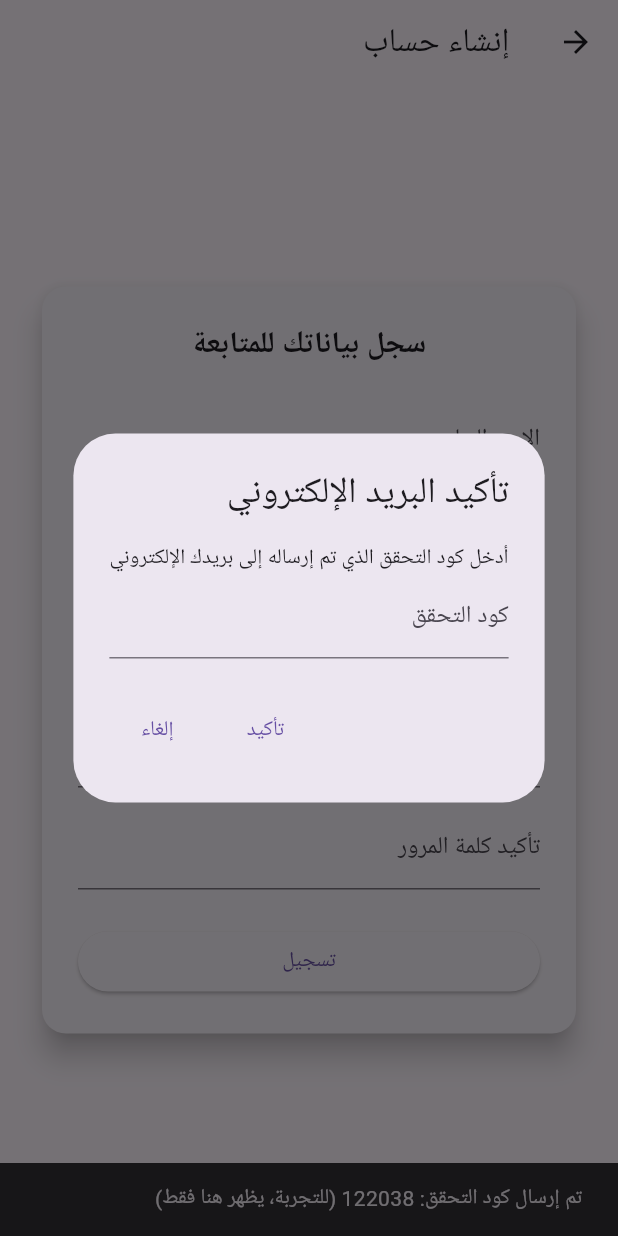
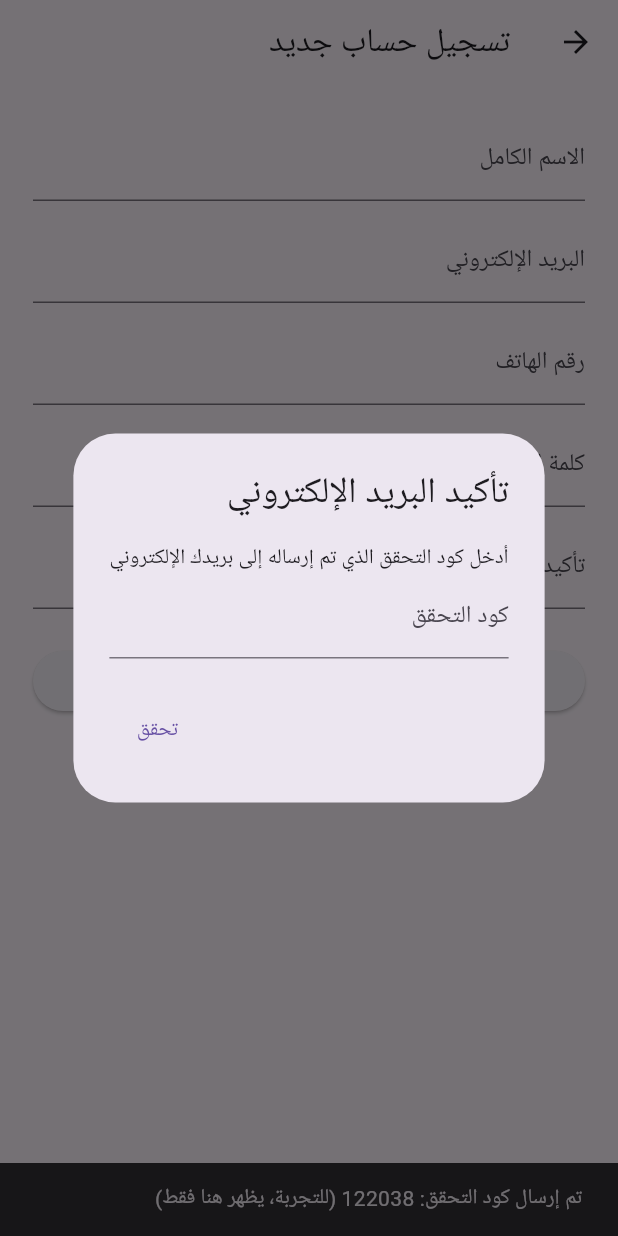
Before and after one commit to mo7-mad/project_Zaytooon, a Flutter app: the SignupScreen screen opened by its route, after a tap on "تسجيل", on a phone screen of 412 x 824 dp. Run offline on Flutter 3.47's test engine with Material 3 defaults, Android fonts, the light colour scheme and no system bars; our stand-ins replace shared_preferences; accounts and stored records are empty.

Commit message:
اصلاحات

```diff
--- a/lib/screens/signup_screen.dart
+++ b/lib/screens/signup_screen.dart
@@ -1,9 +1,10 @@
+import 'dart:math';
 import 'package:flutter/material.dart';
 import 'package:shared_preferences/shared_preferences.dart';
-import 'dart:math';
 
 class SignupScreen extends StatefulWidget {
-  const SignupScreen({super.key});
+  final VoidCallback? onRegister;
+  const SignupScreen({super.key, this.onRegister});
 
   @override
   State<SignupScreen> createState() => _SignupScreenState();
@@ -16,28 +17,11 @@ class _SignupScreenState extends State<SignupScreen> {
   final _phoneController = TextEditingController();
   final _passwordController = TextEditingController();
   final _confirmPasswordController = TextEditingController();
-
-  /// للتحقق من البريد
-  bool _emailVerified = false;
-  String? _verificationCode;
   final _codeController = TextEditingController();
 
-  @override
-  void dispose() {
-    _nameController.dispose();
-    _emailController.dispose();
-    _phoneController.dispose();
-    _passwordController.dispose();
-    _confirmPasswordController.dispose();
-    _codeController.dispose();
-    super.dispose();
-  }
+  String? _verificationCode;
 
   Future<void> _submit() async {
-    if (!_emailVerified) {
-      _showVerificationDialog();
-      return;
-    }
     if (_formKey.currentState!.validate()) {
       SharedPreferences prefs = await SharedPreferences.getInstance();
       await prefs.setBool('is_registered', true);
@@ -46,17 +30,16 @@ class _SignupScreenState extends State<SignupScreen> {
       await prefs.setString('user_phone', _phoneController.text);
 
       if (!mounted) return;
+      widget.onRegister?.call();
       Navigator.pushReplacementNamed(context, '/home');
     }
   }
 
-  /// محاكاة إرسال كود تحقق للبريد (في التطبيق الحقيقي ترسل الكود بالبريد)
   void _sendVerificationCode() {
     String code = (Random().nextInt(899999) + 100000).toString();
     setState(() {
       _verificationCode = code;
     });
-    // في التطبيق الحقيقي أرسل الكود عبر البريد الإلكتروني هنا
     ScaffoldMessenger.of(context).showSnackBar(
       SnackBar(content: Text("تم إرسال كود التحقق: $code (للتجربة، يظهر هنا فقط)")),
     );
@@ -72,7 +55,7 @@ class _SignupScreenState extends State<SignupScreen> {
         content: Column(
           mainAxisSize: MainAxisSize.min,
           children: [
-            Text("أدخل كود التحقق الذي تم إرساله إلى بريدك الإلكتروني"),
+            const Text("أدخل كود التحقق الذي تم إرساله إلى بريدك الإلكتروني"),
             TextField(
               controller: _codeController,
               keyboardType: TextInputType.number,
@@ -84,24 +67,16 @@ class _SignupScreenState extends State<SignupScreen> {
           TextButton(
             onPressed: () {
               if (_codeController.text == _verificationCode) {
-                setState(() => _emailVerified = true);
                 Navigator.pop(context);
-                ScaffoldMessenger.of(context).showSnackBar(
-                  const SnackBar(content: Text("تم التحقق من البريد الإلكتروني بنجاح!")),
-                );
-                _submit(); // أكمل التسجيل الآن
+                _submit();
               } else {
                 ScaffoldMessenger.of(context).showSnackBar(
-                  const SnackBar(content: Text("كود التحقق غير صحيح!")),
+                  const SnackBar(content: Text('الكود غير صحيح!')),
                 );
               }
             },
-            child: const Text("تأكيد"),
-          ),
-          TextButton(
-            onPressed: () => Navigator.pop(context),
-            child: const Text("إلغاء"),
-          ),
+            child: const Text("تحقق"),
+          )
         ],
       ),
     );
@@ -110,26 +85,17 @@ class _SignupScreenState extends State<SignupScreen> {
   @override
   Widget build(BuildContext context) {
     return Scaffold(
-      appBar: AppBar(title: const Text('إنشاء حساب')),
-      body: Center(
-        child: SingleChildScrollView(
-          padding: const EdgeInsets.all(24),
-          child: Card(
-            shape: RoundedRectangleBorder(borderRadius: BorderRadius.circular(16)),
-            elevation: 8,
-            child: Padding(
-              padding: const EdgeInsets.all(24),
+      appBar: AppBar(title: const Text('تسجيل حساب جديد')),
+      body: Padding(
+        padding: const EdgeInsets.all(22),
         child: Form(
           key: _formKey,
-                child: Column(
-                  mainAxisSize: MainAxisSize.min,
+          child: ListView(
             children: [
-                    const Text('سجل بياناتك للمتابعة', style: TextStyle(fontSize: 20, fontWeight: FontWeight.bold)),
-                    const SizedBox(height: 20),
               TextFormField(
                 controller: _nameController,
-                      decoration: const InputDecoration(labelText: 'الاسم الرباعي'),
-                      validator: (v) => v == null || v.trim().split(' ').length < 4 ? 'يرجى إدخال الاسم الرباعي' : null,
+                decoration: const InputDecoration(labelText: 'الاسم الكامل'),
+                validator: (v) => v == null || v.trim().isEmpty ? 'يرجى إدخال الاسم' : null,
               ),
               const SizedBox(height: 12),
               TextFormField(
@@ -163,7 +129,7 @@ class _SignupScreenState extends State<SignupScreen> {
               SizedBox(
                 width: double.infinity,
                 child: ElevatedButton(
-                        onPressed: _submit,
+                  onPressed: _showVerificationDialog,
                   child: const Text('تسجيل'),
                 ),
               ),
@@ -171,9 +137,6 @@ class _SignupScreenState extends State<SignupScreen> {
           ),
         ),
       ),
-          ),
-        ),
-      ),
     );
   }
 }
```
Also changed, not shown: lib/main.dart (+46 -3 lines). Lines whose indentation alone changed are shown as unchanged.
